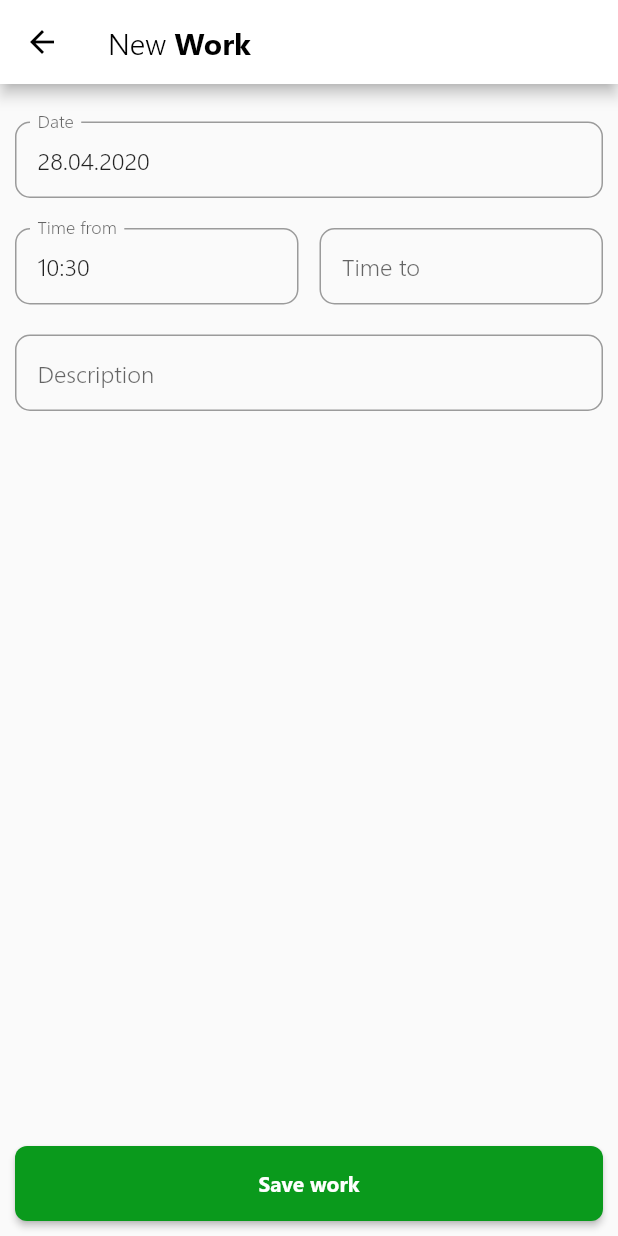
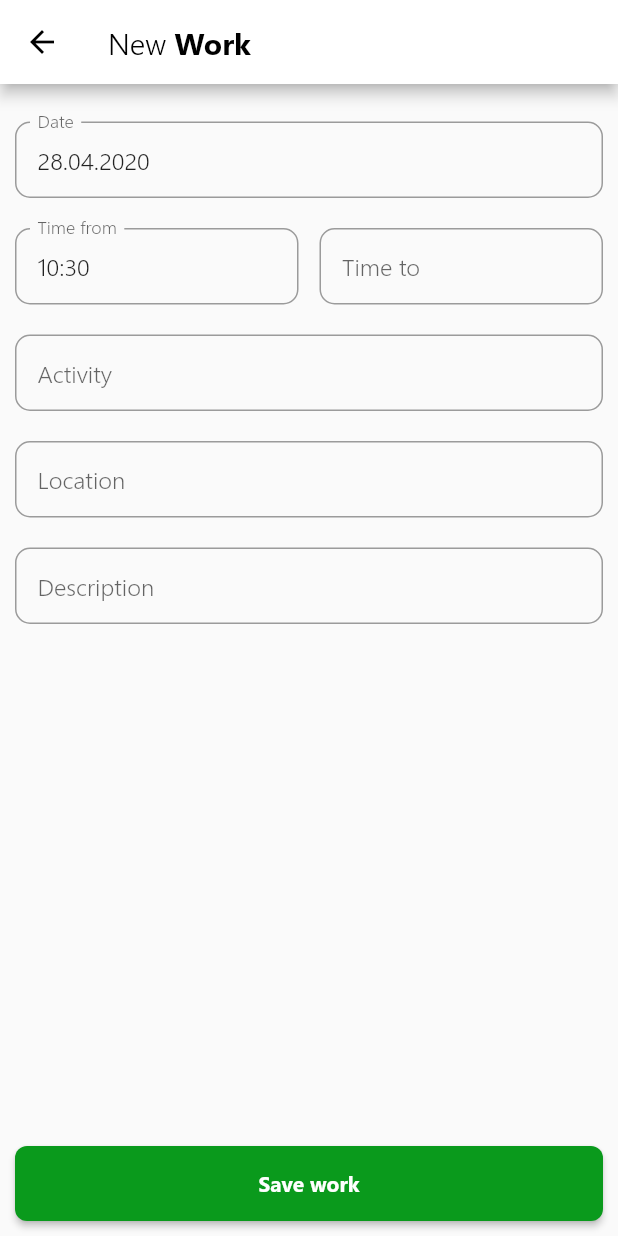
Before and after one commit to MioOgbeni/8Time, a Flutter app: the WorkEventEditForm screen opened directly, on a phone screen of 412 x 824 dp. Run offline on Flutter 3.47's test engine with Material 2 defaults, Android fonts, the phone set to English and light mode, and no system bars; drawn by our look-alikes of sliding_up_panel; our stand-ins replace bloc, cached_network_image, cloud_firestore, equatable, firebase_auth, flutter_bloc and 8 more; missing offline and left inert: flutter_rounded_date_picker, geocoder; accounts and stored records are empty.

Commit message:
WorkEvent edit form - select activity implemented

```diff
--- a/lib/pages/main/timeline/workEventEditForm.dart
+++ b/lib/pages/main/timeline/workEventEditForm.dart
@@ -1,6 +1,7 @@
 import 'package:cloud_firestore/cloud_firestore.dart';
 import 'package:eighttime/blocs/work_events_bloc/bloc.dart';
 import 'package:eighttime/main.dart';
+import 'package:eighttime/pages/main/sliding_up_panel/activities/activities_select.dart';
 import 'package:eighttime/utils/date_util.dart';
 import 'package:eighttime/work_events_repository.dart';
 import 'package:flutter/cupertino.dart';
@@ -29,6 +30,7 @@
   GeoPoint _geoPoint;
 
   final _descriptionController = TextEditingController();
+  final _activityController = TextEditingController();
   final _dateController = TextEditingController();
   final _timeFromController = TextEditingController();
   final _timeToController = TextEditingController();
@@ -43,6 +45,13 @@
     if (widget.editWorkEvent != null) {
       if (widget.editWorkEvent.date != null) {
         _descriptionController.text = widget.editWorkEvent.description;
+      }
+    }
+
+    if (widget.editWorkEvent != null) {
+      if (widget.editWorkEvent.activity != null) {
+        _activity = widget.editWorkEvent.activity;
+        _activityController.text = widget.editWorkEvent.activity.name;
       }
     }
 
@@ -186,9 +195,9 @@
                             borderSide: BorderSide(),
                           ),
                         ),
-                        onTap: () {
+                        onTap: () async {
                           FocusScope.of(context).requestFocus(new FocusNode());
-                          setState(() async {
+
                             DateTime selected = await showRoundedDatePicker(
                               context: context,
                               theme: ThemeData(
@@ -200,6 +209,7 @@
                               lastDate: DateTime(DateTime.now().year + 1),
                               borderRadius: 10,
                             );
+                          setState(() {
                             if (selected != null) {
                               _date = Timestamp.fromDate(selected);
                               _dateController.text =
@@ -237,10 +247,9 @@
                                 cursorColor: _cursorColor,
                                 autofocus: false,
                                 maxLength: 30,
-                                onTap: () {
+                                onTap: () async {
                                   FocusScope.of(context)
                                       .requestFocus(new FocusNode());
-                                  setState(() async {
                                   TimeOfDay selected =
                                   await showRoundedTimePicker(
                                     context: context,
@@ -251,6 +260,7 @@
                                     borderRadius: 10,
                                     initialTime: TimeOfDay.now(),
                                   );
+                                  setState(() {
                                     if (selected != null) {
                                       final now = DateTime.now();
                                       final datetime = DateTime(
@@ -305,10 +315,9 @@
                                 cursorColor: _cursorColor,
                                 autofocus: false,
                                 maxLength: 30,
-                                onTap: () {
+                                onTap: () async {
                                   FocusScope.of(context)
                                       .requestFocus(new FocusNode());
-                                  setState(() async {
                                     TimeOfDay selected =
                                         await showRoundedTimePicker(
                                       context: context,
@@ -319,6 +328,7 @@
                                       borderRadius: 10,
                                       initialTime: TimeOfDay.now(),
                                     );
+                                  setState(() {
                                     if (selected != null) {
                                       final now = DateTime.now();
                                       final datetime = DateTime(
@@ -366,6 +376,82 @@
                             ),
                           )
                         ],
+                      ),
+                      Padding(
+                        padding: EdgeInsets.symmetric(vertical: 10),
+                      ),
+                      TextFormField(
+                        controller: _activityController,
+                        cursorColor: _cursorColor,
+                        autofocus: false,
+                        maxLength: 255,
+                        decoration: InputDecoration(
+                          counterText: '',
+                          contentPadding: EdgeInsets.symmetric(
+                              vertical: 15.0, horizontal: 15.0),
+                          alignLabelWithHint: true,
+                          labelText: "Activity",
+                          border: OutlineInputBorder(
+                            gapPadding: 5,
+                            borderRadius: BorderRadius.circular(10.0),
+                            borderSide: BorderSide(),
+                          ),
+                        ),
+                        onTap: () async {
+                          FocusScope.of(context).requestFocus(new FocusNode());
+                          Activity result = await Navigator.push(
+                            context,
+                            MaterialPageRoute(
+                                builder: (context) => ActivitiesSelect()),
+                          );
+
+                          setState(() {
+                            if (result != null) {
+                              _activity = result;
+                              _activityController.text = result.name;
+                            }
+                          });
+                        },
+                        validator: (val) {
+                          if (val.length == 0) {
+                            setState(() {
+                              _cursorColor = Theme
+                                  .of(context)
+                                  .errorColor;
+                            });
+                            return "Cannot be empty";
+                          } else {
+                            setState(() {
+                              _cursorColor = Theme
+                                  .of(context)
+                                  .primaryColor;
+                            });
+                            return null;
+                          }
+                        },
+                        keyboardType: TextInputType.text,
+                      ),
+                      Padding(
+                        padding: EdgeInsets.symmetric(vertical: 10),
+                      ),
+                      TextFormField(
+                        controller: _descriptionController,
+                        cursorColor: _cursorColor,
+                        autofocus: false,
+                        maxLength: 255,
+                        decoration: InputDecoration(
+                          counterText: '',
+                          contentPadding: EdgeInsets.symmetric(
+                              vertical: 15.0, horizontal: 15.0),
+                          alignLabelWithHint: true,
+                          labelText: "Location",
+                          border: OutlineInputBorder(
+                            gapPadding: 5,
+                            borderRadius: BorderRadius.circular(10.0),
+                            borderSide: BorderSide(),
+                          ),
+                        ),
+                        keyboardType: TextInputType.text,
                       ),
                       Padding(
                         padding: EdgeInsets.symmetric(vertical: 10),
--- a/pubspec.yaml
+++ b/pubspec.yaml
@@ -52,6 +52,7 @@
   flutter_spinkit: ^4.1.2+1
   geocoder: ^0.2.1
   flutter_rounded_date_picker: 1.0.4
+  google_maps_place_picker: ^0.9.4
 
 dev_dependencies:
   flutter_localizations:
```
Also changed, not shown: lib/pages/main/sliding_up_panel/activities/activities_select.dart (added, +94 -0 lines), pubspec.lock, 2 other files. Lines whose indentation alone changed are shown as unchanged.
